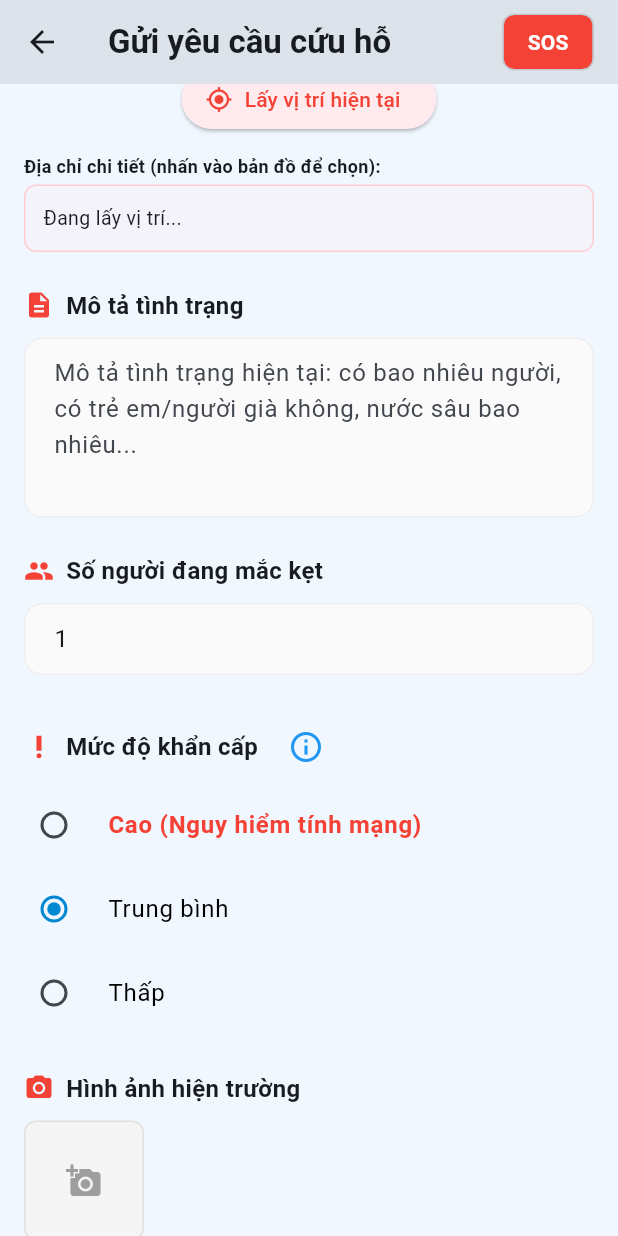
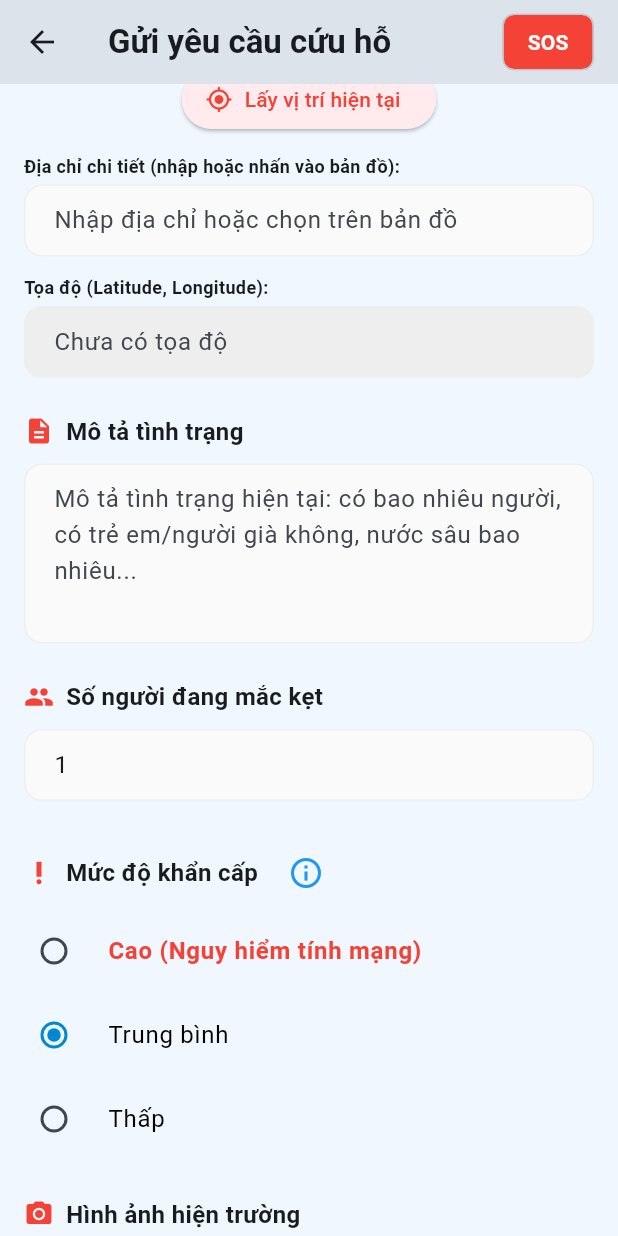
Before and after one commit to DuNhatAnh/Flood-Rescue-Coordination-and-Relief-Management-System, a Flutter app: the RescueRequestScreen screen opened directly, scrolled down 576 dp, on a phone screen of 412 x 824 dp. Run offline on Flutter 3.47's test engine with Material 3 defaults, Android fonts, the phone set to English and light mode, and no system bars; our stand-ins replace flutter_map, geocoding, geolocator, image_picker, latlong2; accounts and stored records are empty.

Commit message:
feat: bổ sung nhập địa chỉ autocomplete, hiển thị tọa độ và chuẩn hóa port hệ thống

```diff
--- a/frontend/lib/screens/rescue_request_screen.dart
+++ b/frontend/lib/screens/rescue_request_screen.dart
@@ -7,6 +7,7 @@ import 'package:geocoding/geocoding.dart';
 import 'package:image_picker/image_picker.dart';
 import 'package:http/http.dart' as http;
 import 'dart:convert';
+import 'dart:async';
 
 class RescueRequestScreen extends StatefulWidget {
   const RescueRequestScreen({super.key});
@@ -22,9 +23,12 @@ class _RescueRequestScreenState extends State<RescueRequestScreen> {
   final TextEditingController _descriptionController = TextEditingController();
   final TextEditingController _peopleController =
       TextEditingController(text: '1');
+  final TextEditingController _addressController = TextEditingController();
+  final TextEditingController _coordinatesController = TextEditingController();
 
   LatLng? _currentLocation;
-  String _addressText = "Đang lấy vị trí...";
+  List<dynamic> _suggestions = [];
+  Timer? _debounce;
   String _urgencyLevel = "MEDIUM";
   final List<XFile> _images = [];
   bool _isLoading = false;
@@ -36,13 +40,21 @@ class _RescueRequestScreenState extends State<RescueRequestScreen> {
     _getCurrentLocation();
   }
 
+  @override
+  void dispose() {
+    _addressController.dispose();
+    _coordinatesController.dispose();
+    _debounce?.cancel();
+    super.dispose();
+  }
+
   Future<void> _getCurrentLocation() async {
     bool serviceEnabled;
     LocationPermission permission;
 
     serviceEnabled = await Geolocator.isLocationServiceEnabled();
     if (!serviceEnabled) {
-      setState(() => _addressText = "Dịch vụ định vị bị tắt");
+      setState(() => _addressController.text = "Dịch vụ định vị bị tắt");
       return;
     }
 
@@ -50,7 +62,8 @@ class _RescueRequestScreenState extends State<RescueRequestScreen> {
     if (permission == LocationPermission.denied) {
       permission = await Geolocator.requestPermission();
       if (permission == LocationPermission.denied) {
-        setState(() => _addressText = "Quyền truy cập vị trí bị từ chối");
+        setState(
+            () => _addressController.text = "Quyền truy cập vị trí bị từ chối");
         return;
       }
     }
@@ -66,7 +79,9 @@ class _RescueRequestScreenState extends State<RescueRequestScreen> {
   Future<void> _updateAddress(LatLng position) async {
     setState(() {
       _currentLocation = position;
-      _addressText = "Đang xác định địa chỉ...";
+      _addressController.text = "Đang xác định địa chỉ...";
+      _coordinatesController.text =
+          "${position.latitude.toStringAsFixed(6)}, ${position.longitude.toStringAsFixed(6)}";
     });
 
     String address =
@@ -86,8 +101,55 @@ class _RescueRequestScreenState extends State<RescueRequestScreen> {
     }
 
     setState(() {
-      _addressText = address;
+      _addressController.text = address;
     });
+  }
+
+  Future<void> _onAddressChanged(String query) async {
+    // Khi người dùng gõ mới, ta xóa tọa độ cũ để đảm bảo tính đồng bộ
+    setState(() {
+      _currentLocation = null;
+      _coordinatesController.text = "";
+    });
+
+    if (_debounce?.isActive ?? false) _debounce!.cancel();
+    _debounce = Timer(const Duration(milliseconds: 500), () async {
+      if (query.isEmpty) {
+        setState(() => _suggestions = []);
+        return;
+      }
+
+      try {
+        final url =
+            'https://nominatim.openstreetmap.org/search?format=json&q=$query&limit=5&addressdetails=1&countrycodes=vn';
+        final response = await http.get(Uri.parse(url));
+        if (response.statusCode == 200) {
+          setState(() {
+            _suggestions = jsonDecode(response.body);
+          });
+        }
+      } catch (e) {
+        // Lỗi autocomplete
+      }
+    });
+  }
+
+  void _selectAddress(dynamic suggestion) {
+    final lat = double.tryParse(suggestion['lat']);
+    final lon = double.tryParse(suggestion['lon']);
+    final address = suggestion['display_name'];
+
+    if (lat != null && lon != null) {
+      final position = LatLng(lat, lon);
+      setState(() {
+        _currentLocation = position;
+        _addressController.text = address;
+        _coordinatesController.text =
+            "${lat.toStringAsFixed(6)}, ${lon.toStringAsFixed(6)}";
+        _suggestions = [];
+      });
+      _mapController.move(position, 15);
+    }
   }
 
   Future<void> _pickImages() async {
@@ -120,7 +182,7 @@ class _RescueRequestScreenState extends State<RescueRequestScreen> {
           'citizenPhone': _phoneController.text,
           'locationLat': _currentLocation!.latitude,
           'locationLng': _currentLocation!.longitude,
-          'addressText': _addressText,
+          'addressText': _addressController.text,
           'description': _descriptionController.text,
           'urgencyLevel': _urgencyLevel,
           'numberOfPeople': int.tryParse(_peopleController.text) ?? 1,
@@ -258,10 +320,59 @@ class _RescueRequestScreenState extends State<RescueRequestScreen> {
                 ),
               ),
               const SizedBox(height: 12),
-              const Text("Địa chỉ chi tiết (nhấn vào bản đồ để chọn):",
+              const Text("Địa chỉ chi tiết (nhập hoặc nhấn vào bản đồ):",
                   style: TextStyle(fontSize: 12, fontWeight: FontWeight.bold)),
               const SizedBox(height: 4),
-              _buildInfoContainer(_addressText),
+              Stack(
+                children: [
+                  _buildTextField(
+                    _addressController,
+                    null,
+                    "Nhập địa chỉ hoặc chọn trên bản đồ",
+                    onChanged: _onAddressChanged,
+                  ),
+                  if (_suggestions.isNotEmpty)
+                    Padding(
+                      padding: const EdgeInsets.only(top: 50),
+                      child: Container(
+                        decoration: BoxDecoration(
+                          color: Colors.white,
+                          borderRadius: BorderRadius.circular(12),
+                          boxShadow: [
+                            BoxShadow(
+                              color: Colors.black.withAlpha(25),
+                              blurRadius: 10,
+                              offset: const Offset(0, 5),
+                            ),
+                          ],
+                        ),
+                        child: ListView.builder(
+                          shrinkWrap: true,
+                          physics: const NeverScrollableScrollPhysics(),
+                          itemCount: _suggestions.length,
+                          itemBuilder: (context, index) {
+                            final suggestion = _suggestions[index];
+                            return ListTile(
+                              title: Text(suggestion['display_name'],
+                                  style: const TextStyle(fontSize: 13)),
+                              onTap: () => _selectAddress(suggestion),
+                            );
+                          },
+                        ),
+                      ),
+                    ),
+                ],
+              ),
+              const SizedBox(height: 12),
+              const Text("Tọa độ (Latitude, Longitude):",
+                  style: TextStyle(fontSize: 12, fontWeight: FontWeight.bold)),
+              const SizedBox(height: 4),
+              _buildTextField(
+                _coordinatesController,
+                null,
+                "Chưa có tọa độ",
+                readOnly: true,
+              ),
               const SizedBox(height: 24),
               _buildSectionTitle(Icons.description, "Mô tả tình trạng"),
               const SizedBox(height: 10),
@@ -393,7 +504,10 @@ class _RescueRequestScreenState extends State<RescueRequestScreen> {
 
   Widget _buildTextField(
       TextEditingController controller, String? label, String placeholder,
-      {TextInputType? keyboardType, int maxLines = 1}) {
+      {TextInputType? keyboardType,
+      int maxLines = 1,
+      Function(String)? onChanged,
+      bool readOnly = false}) {
     return Column(
       crossAxisAlignment: CrossAxisAlignment.start,
       children: [
@@ -405,10 +519,12 @@ class _RescueRequestScreenState extends State<RescueRequestScreen> {
           controller: controller,
           keyboardType: keyboardType,
           maxLines: maxLines,
+          onChanged: onChanged,
+          readOnly: readOnly,
           decoration: InputDecoration(
             hintText: placeholder,
             filled: true,
-            fillColor: Colors.grey[50],
+            fillColor: readOnly ? Colors.grey[200] : Colors.grey[50],
             border: OutlineInputBorder(
                 borderRadius: BorderRadius.circular(12),
                 borderSide: BorderSide(color: Colors.grey[300]!)),
@@ -426,18 +542,7 @@ class _RescueRequestScreenState extends State<RescueRequestScreen> {
     );
   }
 
-  Widget _buildInfoContainer(String text) {
-    return Container(
-      width: double.infinity,
-      padding: const EdgeInsets.all(12),
-      decoration: BoxDecoration(
-        color: Colors.red[50]?.withAlpha(76), // 0.3 * 255 approx 76
-        borderRadius: BorderRadius.circular(8),
-        border: Border.all(color: Colors.red[100]!),
-      ),
-      child: Text(text, style: const TextStyle(fontSize: 13)),
-    );
-  }
+  // Loại bỏ _buildInfoContainer vì không còn dùng
 
   Widget _buildUrgencyOptions() {
     return Column(
```
Also changed, not shown: 3 other files.
